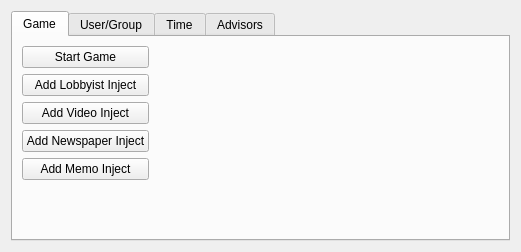
First picture: the form in ui/EditScenarioForm.ui, repository dmzdev/stance, before the edit.
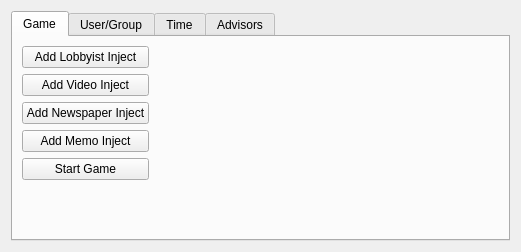
Second picture: the form after the edit.

Commit message: Moved "Start Game" button to make "cut off button" Qt bug less annoying.

What changed in the file:
```diff
--- a/ui/EditScenarioForm.ui
+++ b/ui/EditScenarioForm.ui
@@ -26,13 +26,6 @@
       <layout class="QHBoxLayout" name="horizontalLayout_2">
        <item>
         <layout class="QVBoxLayout" name="verticalLayout_4">
-         <item>
-          <widget class="QPushButton" name="gameStateButton">
-           <property name="text">
-            <string>Start Game</string>
-           </property>
-          </widget>
-         </item>
          <item>
           <widget class="QPushButton" name="addLobbyistButton">
            <property name="text">
@@ -61,6 +54,13 @@
            </property>
           </widget>
          </item>
+         <item>
+          <widget class="QPushButton" name="gameStateButton">
+           <property name="text">
+            <string>Start Game</string>
+           </property>
+          </widget>
+         </item>
          <item>
           <spacer name="verticalSpacer_9">
            <property name="orientation">
```
